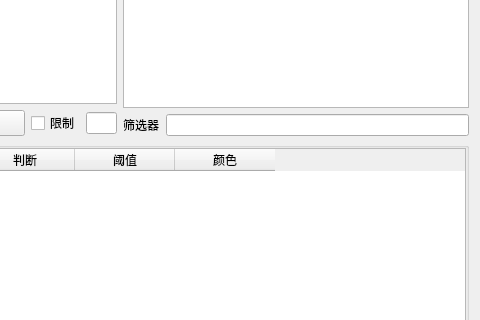
Above: AddPlotPair.ui from whatudone/plotxy before the change; both pictures show x 240 to 720 and y 246 to 566 of the 720 by 847 pixel window. Below: the same form after it.
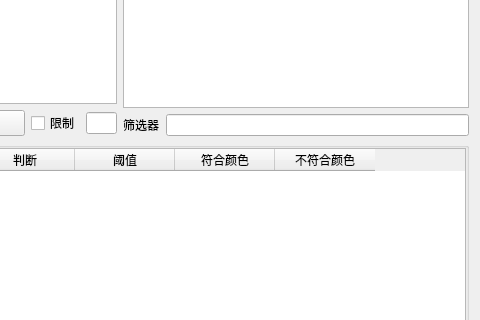
That is the form after the change.

Patch:
```diff
--- a/AddPlotPair.ui
+++ b/AddPlotPair.ui
@@ -1958,7 +1958,12 @@
             </column>
             <column>
              <property name="text">
-              <string>颜色</string>
+              <string>符合颜色</string>
+             </property>
+            </column>
+            <column>
+             <property name="text">
+              <string>不符合颜色</string>
              </property>
             </column>
            </widget>
```
